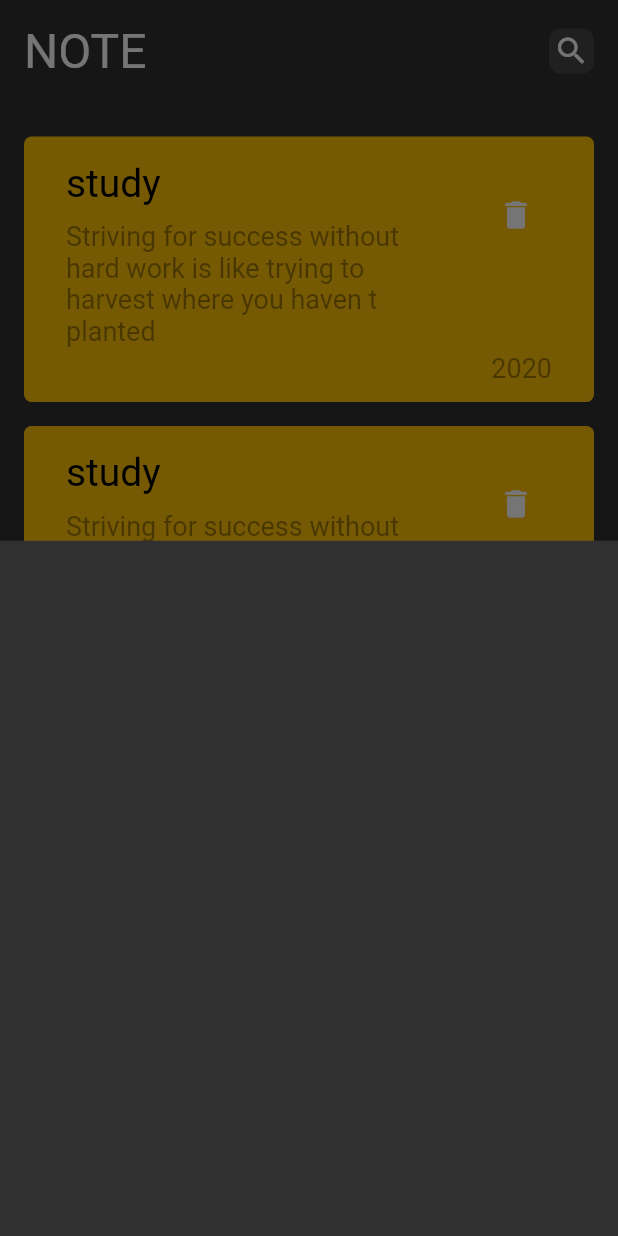
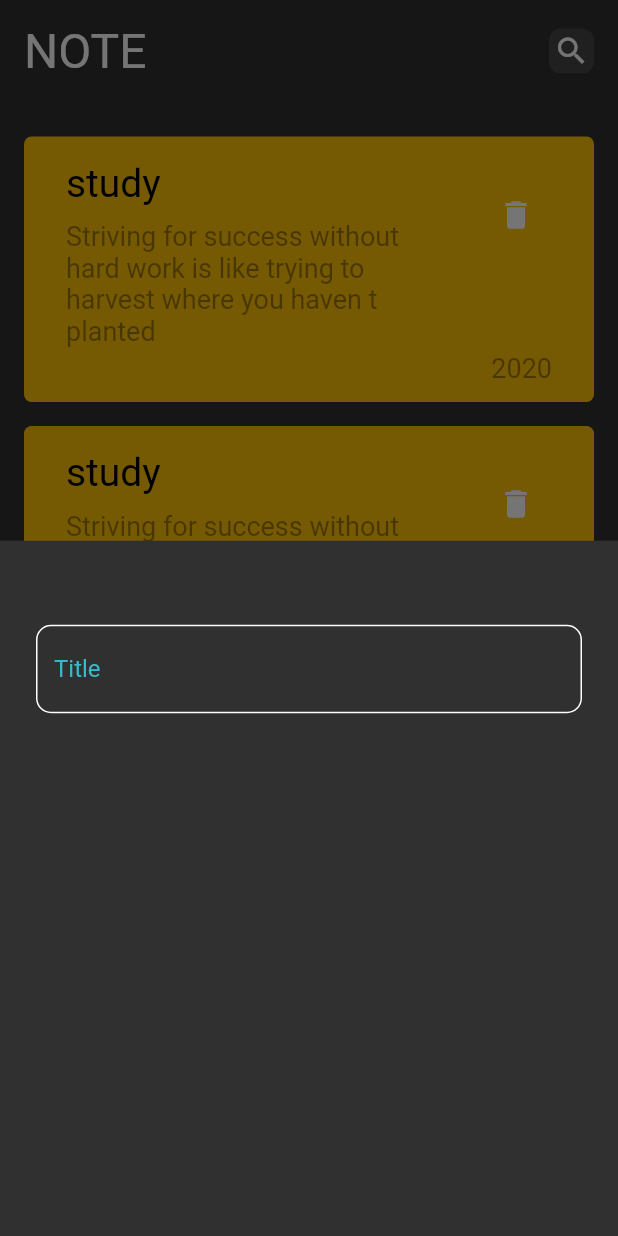
Before and after one commit to MCDiYae/note_app, a Flutter app: the screen it shows after launch, after a tap on the "add" icon, on a phone screen of 412 x 824 dp. Run offline on Flutter 3.47's test engine with Material 2 defaults, Android fonts, the light colour scheme and no system bars.

Commit message:
creation for custom TEXTfield

```diff
--- /dev/null
+++ b/lib/constant.dart
@@ -0,0 +1,3 @@
+import 'package:flutter/material.dart';
+
+const primatyColor= Color.fromARGB(255, 57, 185, 205);
--- a/lib/view/widgets/bottom_add.dart
+++ b/lib/view/widgets/bottom_add.dart
@@ -1,10 +1,21 @@
 import 'package:flutter/material.dart';
+import 'package:nnoteapp/view/widgets/custom_textfield.dart';
 
 class AddBottom extends StatelessWidget {
   const AddBottom({super.key});
 
   @override
   Widget build(BuildContext context) {
-    return Container();
+    return Padding(
+      padding: const EdgeInsets.symmetric(horizontal: 24, vertical: 40),
+      child: Column(
+        children: const [
+          SizedBox(
+            height: 16,
+          ),
+          CustomTextField(),
+        ],
+      ),
+    );
   }
 }
--- /dev/null
+++ b/lib/view/widgets/custom_textfield.dart
@@ -0,0 +1,28 @@
+import 'package:flutter/material.dart';
+
+import '../../constant.dart';
+
+class CustomTextField extends StatelessWidget {
+  const CustomTextField({super.key});
+
+  @override
+  Widget build(BuildContext context) {
+    return TextField(
+      cursorColor: primatyColor,
+      decoration: InputDecoration(
+        hintText: 'Title',
+        hintStyle: const TextStyle(color: primatyColor),
+        border: buildborder(),
+        enabledBorder: buildborder(),
+        focusedBorder: buildborder(primatyColor),
+      ),
+    );
+  }
+
+  OutlineInputBorder buildborder([color]) {
+    return OutlineInputBorder(
+      borderRadius: BorderRadius.circular(10),
+      borderSide: BorderSide(color: color ?? Colors.white),
+    );
+  }
+}
```
